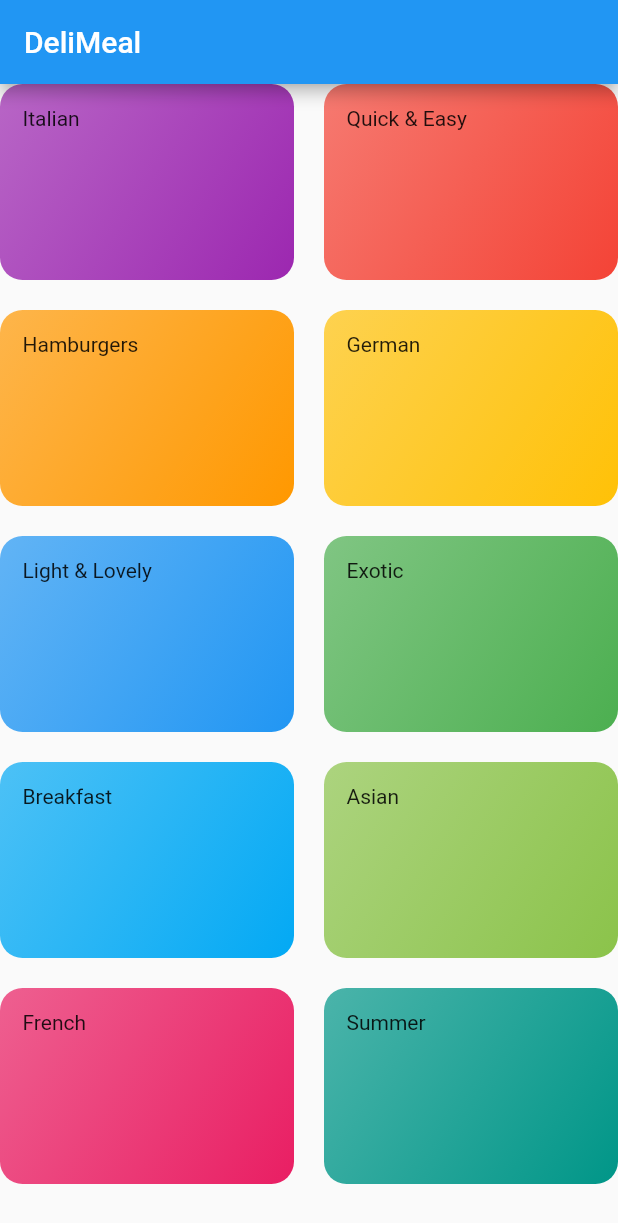
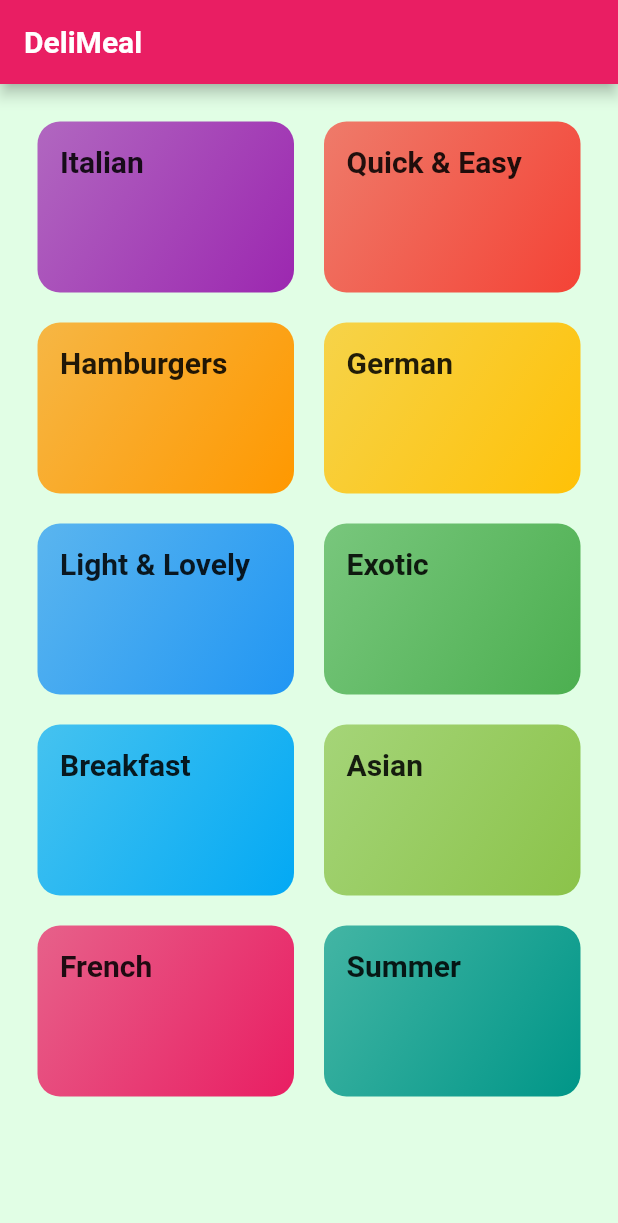
Before and after one commit to Erakotya/Dart_Projects, a Flutter app: the screen it shows after launch, on a phone screen of 412 x 824 dp. Shown: the top 1223 px of the screen. Run offline on Flutter 3.47's test engine with Material 2 defaults, Android fonts, the phone set to English and light mode, and no system bars; Roboto replaces fonts that are missing (RobotoCondensed).

Commit message:
Text and visuals of categories

```diff
--- a/meals_app/lib/categories_screen.dart
+++ b/meals_app/lib/categories_screen.dart
@@ -8,6 +8,7 @@ class CategoriesScreen extends StatelessWidget {
     return Scaffold(
       appBar: AppBar(title: Text('DeliMeal')),
       body: GridView(
+        padding: EdgeInsets.all(25),
         children:
             DUMMY_CATEGORIES //creates a list of categories from another file instead of manually inputing here.
                 .map((catData) => CategoryItem(
--- a/meals_app/lib/category_item.dart
+++ b/meals_app/lib/category_item.dart
@@ -15,7 +15,7 @@ class CategoryItem extends StatelessWidget {
     return Container(
       padding:
           const EdgeInsets.all(15), //watch deep dive to why there is a const
-      child: Text(title),
+      child: Text(title, style: Theme.of(context).textTheme.title),
       decoration: BoxDecoration(
         gradient: LinearGradient(
             colors: [color.withOpacity(0.7), color],
--- a/meals_app/lib/main.dart
+++ b/meals_app/lib/main.dart
@@ -12,8 +12,23 @@ class MyApp extends StatelessWidget {
     return MaterialApp(
       title: 'DeliMeals',
       theme: ThemeData(
-        primarySwatch: Colors.blue,
-      ),
+          primarySwatch: Colors.pink,
+          accentColor: Colors.amber,
+          canvasColor: Color.fromRGBO(225, 254, 229, 1),
+          fontFamily: 'Raleway',
+          textTheme: ThemeData.light().textTheme.copyWith(
+                body1: TextStyle(
+                  color: Color.fromRGBO(20, 51, 51, 1),
+                ),
+                body2: TextStyle(
+                  color: Color.fromRGBO(20, 51, 51, 1),
+                ),
+                title: TextStyle(
+                  fontSize: 20,
+                  fontFamily: "RobotoCondensed",
+                  fontWeight: FontWeight.bold,
+                ),
+              )),
       home: CategoriesScreen(),
     );
   }
```
Also changed, not shown: meals_app/pubspec.yaml (+17 -6 lines), meals_app/assets/fonts/Raleway-Black.ttf (added), meals_app/assets/fonts/Raleway-Bold.ttf (added), meals_app/assets/fonts/Raleway-Regular.ttf (added), meals_app/assets/fonts/RobotoCondensed-Bold.ttf (added), meals_app/assets/fonts/RobotoCondensed-Italic.ttf (added), meals_app/assets/fonts/RobotoCondensed-Light.ttf (added), meals_app/assets/fonts/RobotoCondensed-Regular.ttf (added).
